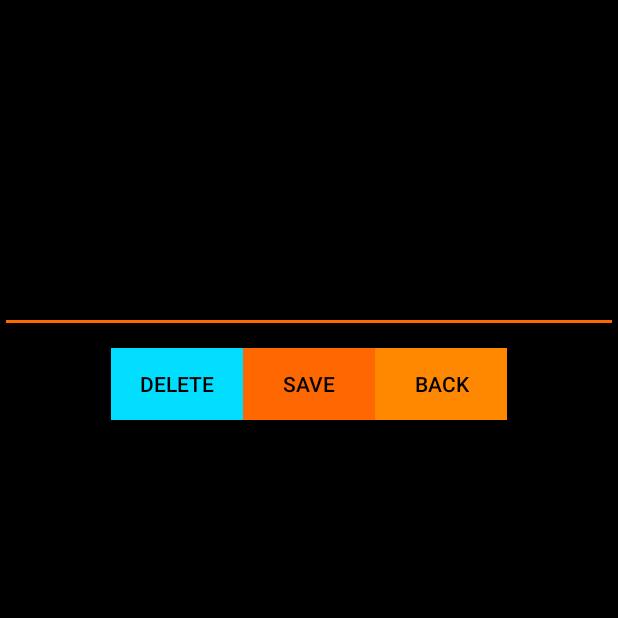
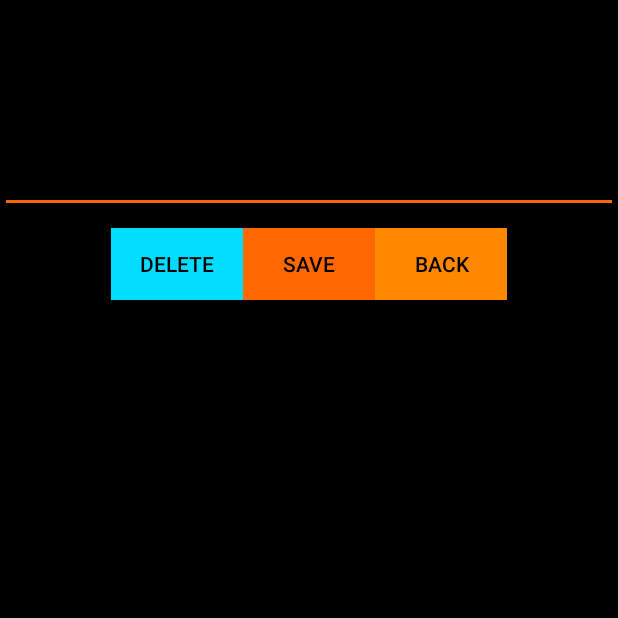
Before and after one commit to logicalpermission7/Jarvis, an Android app: the EditDataActivity screen opened directly, with no data from a screen before it, on a phone screen of 412 x 824 dp, the top half of it. Run offline under Robolectric (Android 15) with nearby library versions, the phone set to English and light mode, and no system bars.

Commit message:
image added

```diff
--- a/app/src/main/res/layout/edit_data.xml
+++ b/app/src/main/res/layout/edit_data.xml
@@ -9,7 +9,7 @@
     <EditText
         android:id="@+id/editable_item"
         android:layout_width="match_parent"
-        android:layout_height="222dp"
+        android:layout_height="142dp"
         android:layout_alignParentTop="true"
         android:layout_centerHorizontal="true"
         android:layout_marginTop="0dp"
```
